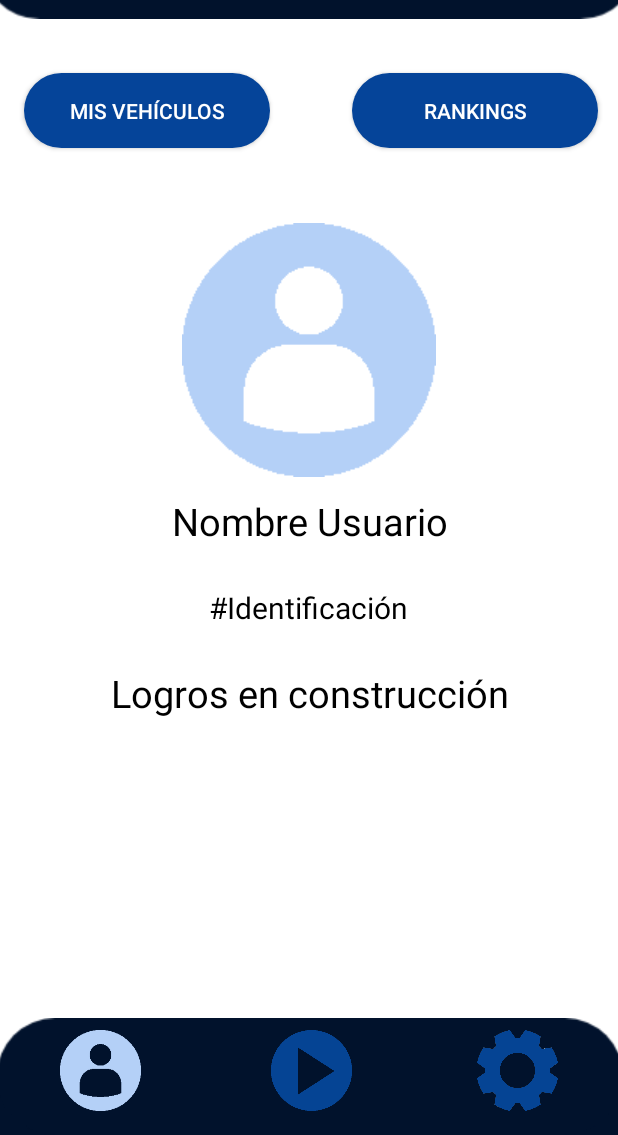
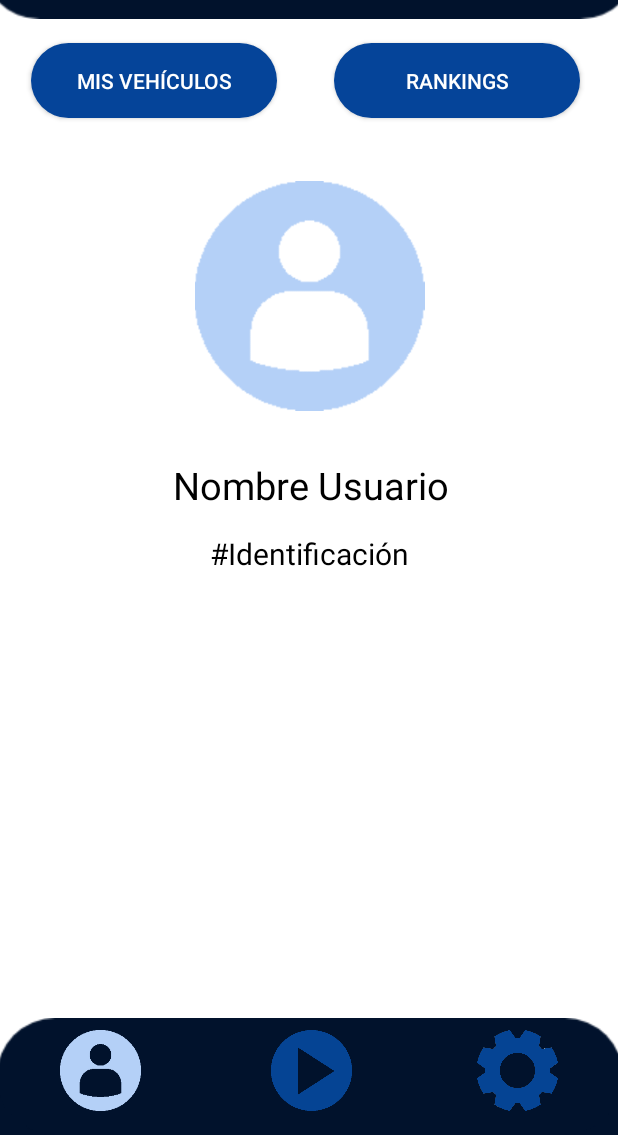
Before and after one commit to JulianHuertasUNAL/Keep-Safe-2, an Android app: the Perfil screen opened directly, with no data from a screen before it, on a phone screen of 412 x 824 dp, the part 101-1236 px from its top. Run offline under Robolectric (Android 15) with nearby library versions, the phone set to English and light mode, and no system bars; our stand-ins replace Volley; network calls fail.

Commit message:
Se cambio el tamaño de los elementos y sus constraints para que no se deforme en pantallas pequeñas

```diff
--- a/app/src/main/res/layout/activity_ajustes.xml
+++ b/app/src/main/res/layout/activity_ajustes.xml
@@ -235,7 +235,7 @@
         android:id="@+id/buttonLogout"
         android:layout_width="wrap_content"
         android:layout_height="wrap_content"
-        android:layout_marginBottom="48dp"
+        android:layout_marginBottom="12dp"
         android:background="@drawable/btn_variant"
         android:paddingLeft="60dp"
         android:paddingRight="60dp"
@@ -243,6 +243,6 @@
         android:textColor="#FFFFFF"
         app:layout_constraintBottom_toTopOf="@+id/imageView5"
         app:layout_constraintEnd_toEndOf="parent"
-        app:layout_constraintHorizontal_bias="0.537"
+        app:layout_constraintHorizontal_bias="0.504"
         app:layout_constraintStart_toStartOf="parent" />
 </androidx.constraintlayout.widget.ConstraintLayout>
--- a/app/src/main/res/layout/activity_login_form.xml
+++ b/app/src/main/res/layout/activity_login_form.xml
@@ -49,7 +49,7 @@
         android:id="@+id/editTextTextEmailAddress"
         android:layout_width="wrap_content"
         android:layout_height="wrap_content"
-        android:layout_marginTop="176dp"
+        android:layout_marginTop="128dp"
         android:background="@drawable/edit_round"
         android:drawableRight="@drawable/user"
         android:ems="10"
@@ -64,7 +64,6 @@
         android:textColorHint="#5481c2"
         android:textColorLink="#000000"
         app:layout_constraintEnd_toEndOf="parent"
-        app:layout_constraintHorizontal_bias="0.497"
         app:layout_constraintStart_toStartOf="parent"
         app:layout_constraintTop_toBottomOf="@+id/textView" />
 
--- a/app/src/main/res/layout/activity_perfil.xml
+++ b/app/src/main/res/layout/activity_perfil.xml
@@ -11,14 +11,14 @@
         android:id="@+id/misvehiculos"
         android:layout_width="164dp"
         android:layout_height="50dp"
-        android:layout_marginTop="116dp"
+        android:layout_marginTop="96dp"
         android:background="@drawable/btn_variant"
         android:paddingLeft="6dp"
         android:paddingRight="6dp"
         android:text="Mis Vehículos"
         android:textColor="#FFFFFF"
         app:layout_constraintEnd_toEndOf="parent"
-        app:layout_constraintHorizontal_bias="0.064"
+        app:layout_constraintHorizontal_bias="0.083"
         app:layout_constraintStart_toStartOf="parent"
         app:layout_constraintTop_toTopOf="parent" />
 
@@ -26,14 +26,14 @@
         android:id="@+id/rankings"
         android:layout_width="164dp"
         android:layout_height="50dp"
-        android:layout_marginTop="116dp"
+        android:layout_marginTop="96dp"
         android:background="@drawable/btn_variant"
         android:paddingLeft="6dp"
         android:paddingRight="6dp"
         android:text="rankings"
         android:textColor="#FFFFFF"
         app:layout_constraintEnd_toEndOf="parent"
-        app:layout_constraintHorizontal_bias="0.947"
+        app:layout_constraintHorizontal_bias="0.897"
         app:layout_constraintStart_toStartOf="parent"
         app:layout_constraintTop_toTopOf="parent" />
 
@@ -114,9 +114,9 @@
 
     <ImageView
         android:id="@+id/imageView2"
-        android:layout_width="wrap_content"
-        android:layout_height="wrap_content"
-        android:layout_marginTop="136dp"
+        android:layout_width="154dp"
+        android:layout_height="153dp"
+        android:layout_marginTop="108dp"
         app:layout_constraintEnd_toEndOf="parent"
         app:layout_constraintStart_toStartOf="parent"
         app:layout_constraintTop_toBottomOf="@+id/imageView"
@@ -126,7 +126,7 @@
         android:id="@+id/textView3"
         android:layout_width="217dp"
         android:layout_height="45dp"
-        android:layout_marginTop="12dp"
+        android:layout_marginTop="32dp"
         android:gravity="center_horizontal"
         android:text="Nombre Usuario"
         android:textAlignment="center"
@@ -135,41 +135,26 @@
         app:layout_constraintEnd_toEndOf="parent"
 
 
+        app:layout_constraintHorizontal_bias="0.503"
         app:layout_constraintStart_toStartOf="parent"
         app:layout_constraintTop_toBottomOf="@+id/imageView2" />
-
-    <TextView
-        android:id="@+id/textView6"
-        android:layout_width="359dp"
-        android:layout_height="48dp"
-        android:layout_marginTop="20dp"
-        android:gravity="center_horizontal"
-        android:paddingLeft="6dp"
-        android:paddingRight="6dp"
-        android:text="Logros en construcción"
-        android:textAlignment="center"
-        android:textColor="@color/black"
-        android:textSize="25dp"
-
-        app:layout_constraintEnd_toEndOf="parent"
-        app:layout_constraintStart_toStartOf="parent"
-        app:layout_constraintTop_toBottomOf="@+id/textView5" />
 
     <TextView
         android:id="@+id/textView5"
         android:layout_width="192dp"
         android:layout_height="33dp"
-        android:layout_marginTop="16dp"
+        android:layout_marginTop="4dp"
         android:gravity="center_horizontal"
         android:text="#Identificación"
         android:textAlignment="center"
         android:textColor="@color/black"
         android:textSize="20sp"
-        app:layout_constraintEnd_toEndOf="parent"
+        app:layout_constraintBottom_toTopOf="@+id/imageView5"
 
 
-        app:layout_constraintHorizontal_bias="0.497"
+        app:layout_constraintEnd_toEndOf="parent"
         app:layout_constraintStart_toStartOf="parent"
-        app:layout_constraintTop_toBottomOf="@+id/textView3" />
+        app:layout_constraintTop_toBottomOf="@+id/textView3"
+        app:layout_constraintVertical_bias="0.0" />
 
 </androidx.constraintlayout.widget.ConstraintLayout>
```
Also changed, not shown: app/src/main/res/layout/activity_register_form.xml (+10 -8 lines), app/src/main/res/layout/activity_vehicle_form.xml (+6 -7 lines).
